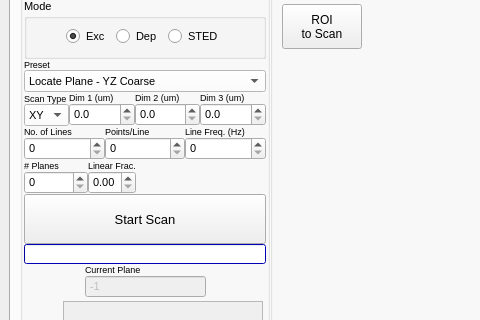
First picture: the form in gui/mainwindow.ui, repository Th3Tr00p3r/gSTED-sFCS, before the edit; both pictures show x 0 to 480 and y 98 to 418 of the 1231 by 928 pixel window.
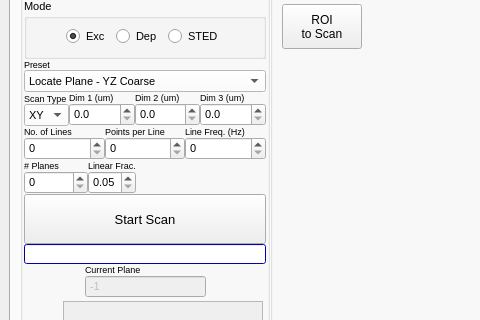
Second picture: the form after the edit. Icons and pictures are not drawn. Custom widgets are drawn as their Qt base class.

```diff
--- a/gui/mainwindow.ui
+++ b/gui/mainwindow.ui
@@ -577,7 +577,7 @@
                             </font>
                            </property>
                            <property name="text">
-                            <string>Points/Line</string>
+                            <string>Points per Line</string>
                            </property>
                           </widget>
                          </item>
@@ -674,8 +674,11 @@
                            <property name="decimals">
                             <number>2</number>
                            </property>
+                           <property name="minimum">
+                            <double>0.050000000000000</double>
+                           </property>
                            <property name="maximum">
-                            <double>1.000000000000000</double>
+                            <double>0.950000000000000</double>
                            </property>
                            <property name="singleStep">
                             <double>0.050000000000000</double>
```
Left out of the diff: 15 changed lines with no effect on the pictures.
